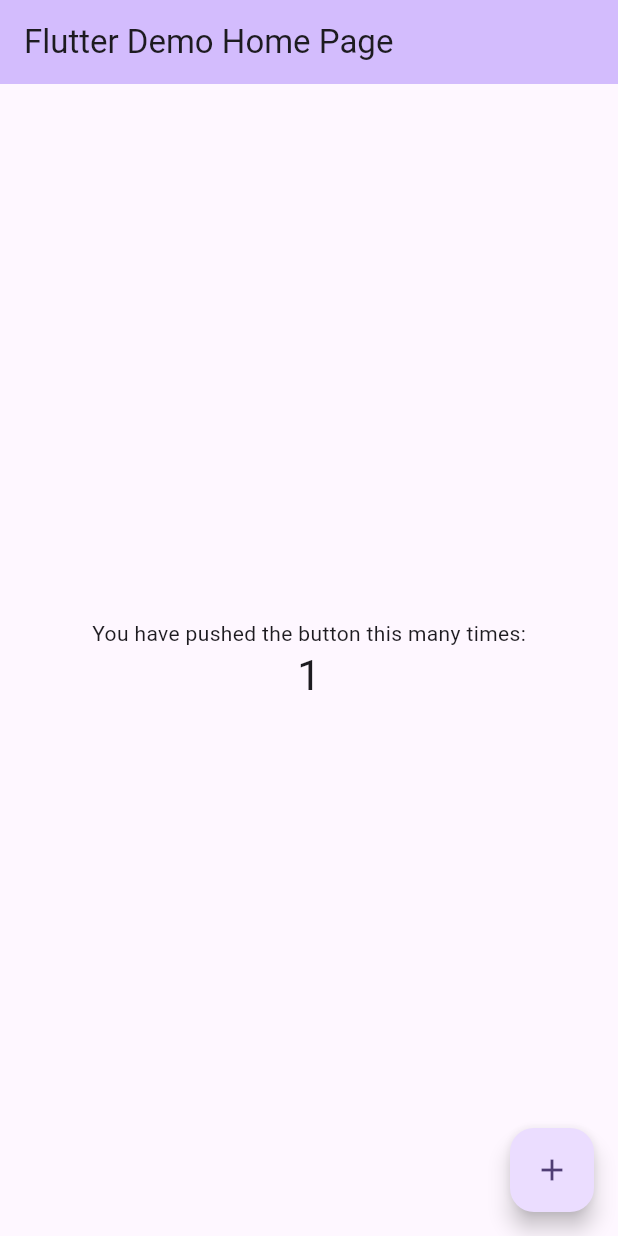
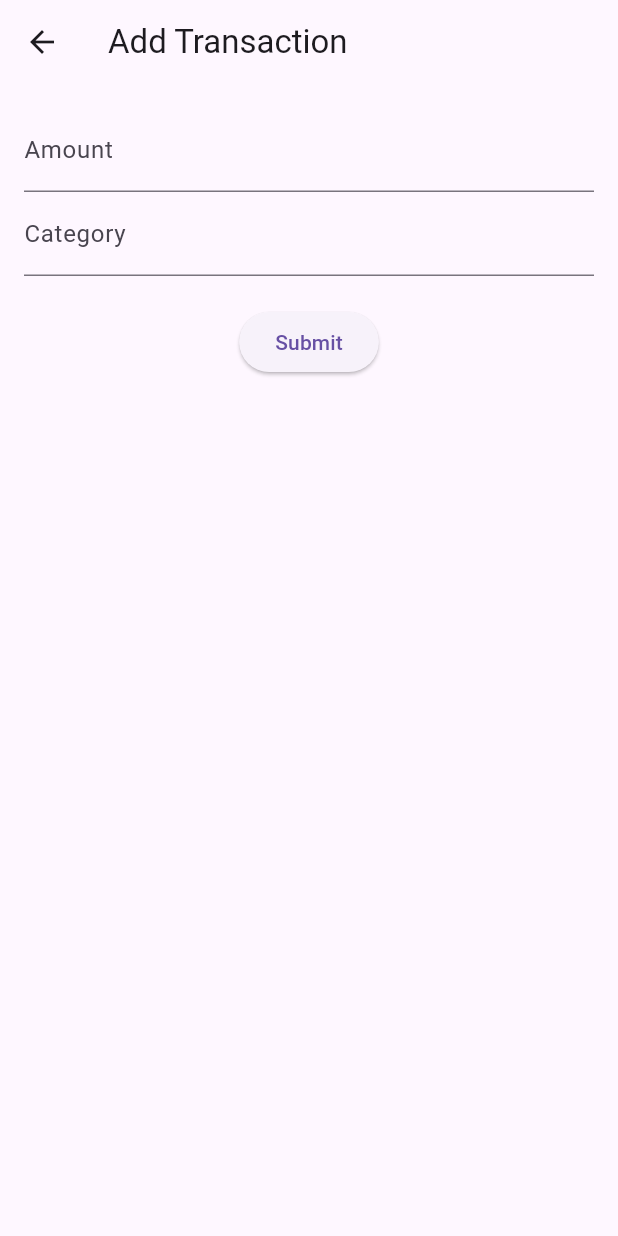
Before and after one commit to HoloDanger/CashFlow, a Flutter app: the screen it shows after launch, after a tap on the "add" icon, on a phone screen of 412 x 824 dp. Run offline on Flutter 3.47's test engine with Material 3 defaults, Android fonts, the phone set to English and light mode, and no system bars; our stand-ins replace sqflite; accounts and stored records are empty.

Commit message:
Added transaction logging

```diff
--- a/lib/main.dart
+++ b/lib/main.dart
@@ -1,125 +1,40 @@
 import 'package:flutter/material.dart';
+import 'package:path_provider/path_provider.dart';
+import 'package:provider/provider.dart';
+import 'package:money_tracker/providers/transaction_provider.dart';
+import 'package:money_tracker/services/database_service.dart';
+import 'package:money_tracker/screens/home_screen.dart';
 
-void main() {
-  runApp(const MyApp());
+void main() async {
+  WidgetsFlutterBinding.ensureInitialized();
+
+  // Initialize the database service
+  final dbDirectory = await getApplicationDocumentsDirectory();
+  final databaseService = DatabaseService(dbDirectory.path);
+
+  runApp(MyApp(databaseService: databaseService));
 }
 
 class MyApp extends StatelessWidget {
-  const MyApp({super.key});
+  final DatabaseService databaseService;
 
-  // This widget is the root of your application.
+  const MyApp({super.key, required this.databaseService});
+
   @override
   Widget build(BuildContext context) {
-    return MaterialApp(
-      title: 'Flutter Demo',
-      theme: ThemeData(
-        // This is the theme of your application.
-        //
-        // TRY THIS: Try running your application with "flutter run". You'll see
-        // the application has a purple toolbar. Then, without quitting the app,
-        // try changing the seedColor in the colorScheme below to Colors.green
-        // and then invoke "hot reload" (save your changes or press the "hot
-        // reload" button in a Flutter-supported IDE, or press "r" if you used
-        // the command line to start the app).
-        //
-        // Notice that the counter didn't reset back to zero; the application
-        // state is not lost during the reload. To reset the state, use hot
-        // restart instead.
-        //
-        // This works for code too, not just values: Most code changes can be
-        // tested with just a hot reload.
-        colorScheme: ColorScheme.fromSeed(seedColor: Colors.deepPurple),
-        useMaterial3: true,
+    return MultiProvider(
+      providers: [
+        ChangeNotifierProvider(
+          create: (_) => TransactionProvider(databaseService: databaseService),
+        ),
+      ],
+      child: MaterialApp(
+        title: 'CashFlow - Money Tracker',
+        theme: ThemeData(
+          primarySwatch: Colors.green,
+        ),
+        home: const HomeScreen(),
       ),
-      home: const MyHomePage(title: 'Flutter Demo Home Page'),
     );
   }
 }
-
-class MyHomePage extends StatefulWidget {
-  const MyHomePage({super.key, required this.title});
-
-  // This widget is the home page of your application. It is stateful, meaning
-  // that it has a State object (defined below) that contains fields that affect
-  // how it looks.
-
-  // This class is the configuration for the state. It holds the values (in this
-  // case the title) provided by the parent (in this case the App widget) and
-  // used by the build method of the State. Fields in a Widget subclass are
-  // always marked "final".
-
-  final String title;
-
-  @override
-  State<MyHomePage> createState() => _MyHomePageState();
-}
-
-class _MyHomePageState extends State<MyHomePage> {
-  int _counter = 0;
-
-  void _incrementCounter() {
-    setState(() {
-      // This call to setState tells the Flutter framework that something has
-      // changed in this State, which causes it to rerun the build method below
-      // so that the display can reflect the updated values. If we changed
-      // _counter without calling setState(), then the build method would not be
-      // called again, and so nothing would appear to happen.
-      _counter++;
-    });
-  }
-
-  @override
-  Widget build(BuildContext context) {
-    // This method is rerun every time setState is called, for instance as done
-    // by the _incrementCounter method above.
-    //
-    // The Flutter framework has been optimized to make rerunning build methods
-    // fast, so that you can just rebuild anything that needs updating rather
-    // than having to individually change instances of widgets.
-    return Scaffold(
-      appBar: AppBar(
-        // TRY THIS: Try changing the color here to a specific color (to
-        // Colors.amber, perhaps?) and trigger a hot reload to see the AppBar
-        // change color while the other colors stay the same.
-        backgroundColor: Theme.of(context).colorScheme.inversePrimary,
-        // Here we take the value from the MyHomePage object that was created by
-        // the App.build method, and use it to set our appbar title.
-        title: Text(widget.title),
-      ),
-      body: Center(
-        // Center is a layout widget. It takes a single child and positions it
-        // in the middle of the parent.
-        child: Column(
-          // Column is also a layout widget. It takes a list of children and
-          // arranges them vertically. By default, it sizes itself to fit its
-          // children horizontally, and tries to be as tall as its parent.
-          //
-          // Column has various properties to control how it sizes itself and
-          // how it positions its children. Here we use mainAxisAlignment to
-          // center the children vertically; the main axis here is the vertical
-          // axis because Columns are vertical (the cross axis would be
-          // horizontal).
-          //
-          // TRY THIS: Invoke "debug painting" (choose the "Toggle Debug Paint"
-          // action in the IDE, or press "p" in the console), to see the
-          // wireframe for each widget.
-          mainAxisAlignment: MainAxisAlignment.center,
-          children: <Widget>[
-            const Text(
-              'You have pushed the button this many times:',
-            ),
-            Text(
-              '$_counter',
-              style: Theme.of(context).textTheme.headlineMedium,
-            ),
-          ],
-        ),
-      ),
-      floatingActionButton: FloatingActionButton(
-        onPressed: _incrementCounter,
-        tooltip: 'Increment',
-        child: const Icon(Icons.add),
-      ), // This trailing comma makes auto-formatting nicer for build methods.
-    );
-  }
-}
--- /dev/null
+++ b/lib/models/transaction.dart
@@ -0,0 +1,31 @@
+class Transaction {
+  final String id;
+  final double amount;
+  final String category;
+  final DateTime date;
+
+  Transaction(
+      {required this.id,
+      required this.amount,
+      required this.category,
+      required this.date});
+
+  // For database storage, add methods to convert to/from map
+  Map<String, dynamic> toMap() {
+    return {
+      'id': id,
+      'amount': amount,
+      'category': category,
+      'date': date.toIso8601String(),
+    };
+  }
+
+  factory Transaction.fromMap(Map<String, dynamic> map) {
+    return Transaction(
+      id: map['id'],
+      amount: map['amount'],
+      category: map['category'],
+      date: DateTime.parse(map['date']),
+    );
+  }
+}
--- /dev/null
+++ b/lib/providers/transaction_provider.dart
@@ -0,0 +1,26 @@
+import 'package:flutter/foundation.dart';
+import 'package:money_tracker/models/transaction.dart';
+import 'package:money_tracker/services/database_service.dart';
+
+class TransactionProvider with ChangeNotifier {
+  List<Transaction> _transactions = [];
+  final DatabaseService _databaseService;
+
+  TransactionProvider({required DatabaseService databaseService})
+      : _databaseService = databaseService;
+
+  List<Transaction> get transactions => _transactions;
+
+  // Add a new transaction
+  void addTransaction(Transaction transaction) async {
+    _transactions.add(transaction);
+    await _databaseService.insertTransaction(transaction);
+    notifyListeners();
+  }
+
+  // Retrieve all transactions
+  Future<void> fetchTransactions() async {
+    _transactions = await _databaseService.getTransactions();
+    notifyListeners();
+  }
+}
--- /dev/null
+++ b/lib/screens/add_transaction_screen.dart
@@ -0,0 +1,80 @@
+import 'package:flutter/material.dart';
+import 'package:provider/provider.dart';
+import 'package:money_tracker/providers/transaction_provider.dart';
+import 'package:money_tracker/models/transaction.dart';
+import 'package:uuid/uuid.dart';
+
+class AddTransactionScreen extends StatefulWidget {
+  const AddTransactionScreen({super.key});
+
+  @override
+  AddTransactionScreenState createState() => AddTransactionScreenState();
+}
+
+class AddTransactionScreenState extends State<AddTransactionScreen> {
+  final _formKey = GlobalKey<FormState>();
+  final _amountController = TextEditingController();
+  final _categoryController = TextEditingController();
+  final DateTime _selectedDate = DateTime.now();
+
+  void _submitData() {
+    if (!_formKey.currentState!.validate()) return;
+
+    final enteredAmount = double.parse(_amountController.text);
+    final enteredCategory = _categoryController.text;
+
+    final newTranslation = Transaction(
+      id: const Uuid().v4(),
+      amount: enteredAmount,
+      category: enteredCategory,
+      date: _selectedDate,
+    );
+
+    Provider.of<TransactionProvider>(context, listen: false)
+        .addTransaction(newTranslation);
+
+    Navigator.of(context).pop();
+  }
+
+  @override
+  Widget build(BuildContext context) {
+    return Scaffold(
+      appBar: AppBar(title: const Text('Add Transaction')),
+      body: Padding(
+        padding: const EdgeInsets.all(16.0),
+        child: Form(
+          key: _formKey,
+          child: Column(
+            children: [
+              TextFormField(
+                controller: _amountController,
+                decoration: const InputDecoration(labelText: 'Amount'),
+                keyboardType: TextInputType.number,
+                validator: (value) {
+                  if (value == null || value.isEmpty) return 'Enter an amount';
+                  if (double.tryParse(value) == null) {
+                    return 'Enter a valid number';
+                  }
+                  return null;
+                },
+              ),
+              TextFormField(
+                controller: _categoryController,
+                decoration: const InputDecoration(labelText: 'Category'),
+                validator: (value) {
+                  if (value == null || value.isEmpty) return 'Enter a category';
+                  return null;
+                },
+              ),
+              const SizedBox(height: 20),
+              ElevatedButton(
+                onPressed: _submitData,
+                child: const Text('Submit'),
+              ),
+            ],
+          ),
+        ),
+      ),
+    );
+  }
+}
--- /dev/null
+++ b/lib/screens/home_screen.dart
@@ -0,0 +1,43 @@
+import 'package:flutter/material.dart';
+import 'package:provider/provider.dart';
+import 'package:money_tracker/providers/transaction_provider.dart';
+import 'add_transaction_screen.dart';
+
+class HomeScreen extends StatelessWidget {
+  const HomeScreen({super.key});
+
+  @override
+  Widget build(BuildContext context) {
+    return Scaffold(
+      appBar: AppBar(title: const Text('CashFlow')),
+      body: FutureBuilder(
+        future: Provider.of<TransactionProvider>(context, listen: false)
+            .fetchTransactions(),
+        builder: (ctx, snapshot) => snapshot.connectionState ==
+                ConnectionState.waiting
+            ? const Center(child: CircularProgressIndicator())
+            : Consumer<TransactionProvider>(
+                builder: (ctx, transactionProvider, child) => ListView.builder(
+                  itemCount: transactionProvider.transactions.length,
+                  itemBuilder: (ctx, index) {
+                    final transaction = transactionProvider.transactions[index];
+                    return ListTile(
+                      title: Text(transaction.category),
+                      subtitle:
+                          Text('${transaction.amount} - ${transaction.date}'),
+                    );
+                  },
+                ),
+              ),
+      ),
+      floatingActionButton: FloatingActionButton(
+        child: const Icon(Icons.add),
+        onPressed: () {
+          Navigator.of(context).push(
+            MaterialPageRoute(builder: (context) => const AddTransactionScreen()),
+          );
+        },
+      ),
+    );
+  }
+}
--- /dev/null
+++ b/lib/services/database_service.dart
@@ -0,0 +1,50 @@
+import 'package:sqflite/sqflite.dart';
+import 'package:path/path.dart';
+import 'package:money_tracker/models/transaction.dart' as my_model;
+
+class DatabaseService {
+  static final DatabaseService _instance = DatabaseService._internal();
+  static Database? _database;
+
+  factory DatabaseService(path) {
+    return _instance;
+  }
+
+  DatabaseService._internal();
+
+  Future<Database> get database async {
+    if (_database != null) return _database!;
+    _database = await _initDB();
+    return _database!;
+  }
+
+  Future<Database> _initDB() async {
+    final dbPath = await getDatabasesPath();
+    return openDatabase(
+      join(dbPath, 'cashflow.db'),
+      onCreate: (db, version) {
+        return db.execute(
+          'CREATE TABLE transactions(id TEXT PRIMARY KEY, amount REAL, category TEXT, date TEXT)',
+        );
+      },
+      version: 1,
+    );
+  }
+
+  Future<void> insertTransaction(my_model.Transaction transaction) async {
+    final db = await database;
+    await db.insert(
+      'transactions',
+      transaction.toMap(),
+      conflictAlgorithm: ConflictAlgorithm.replace,
+    );
+  }
+
+  Future<List<my_model.Transaction>> getTransactions() async {
+    final db = await database;
+    final List<Map<String, dynamic>> maps = await db.query('transactions');
+    return List.generate(maps.length, (i) {
+      return my_model.Transaction.fromMap(maps[i]);
+    });
+  }
+}
--- a/pubspec.yaml
+++ b/pubspec.yaml
@@ -35,6 +35,11 @@ dependencies:
   # The following adds the Cupertino Icons font to your application.
   # Use with the CupertinoIcons class for iOS style icons.
   cupertino_icons: ^1.0.6
+  sqflite: ^2.3.2
+  provider: ^6.1.2
+  path: ^1.9.0
+  uuid: ^4.5.0
+  path_provider: ^2.1.4
 
 dev_dependencies:
   flutter_test:
```
Also changed, not shown: pubspec.lock, 6 other files.
